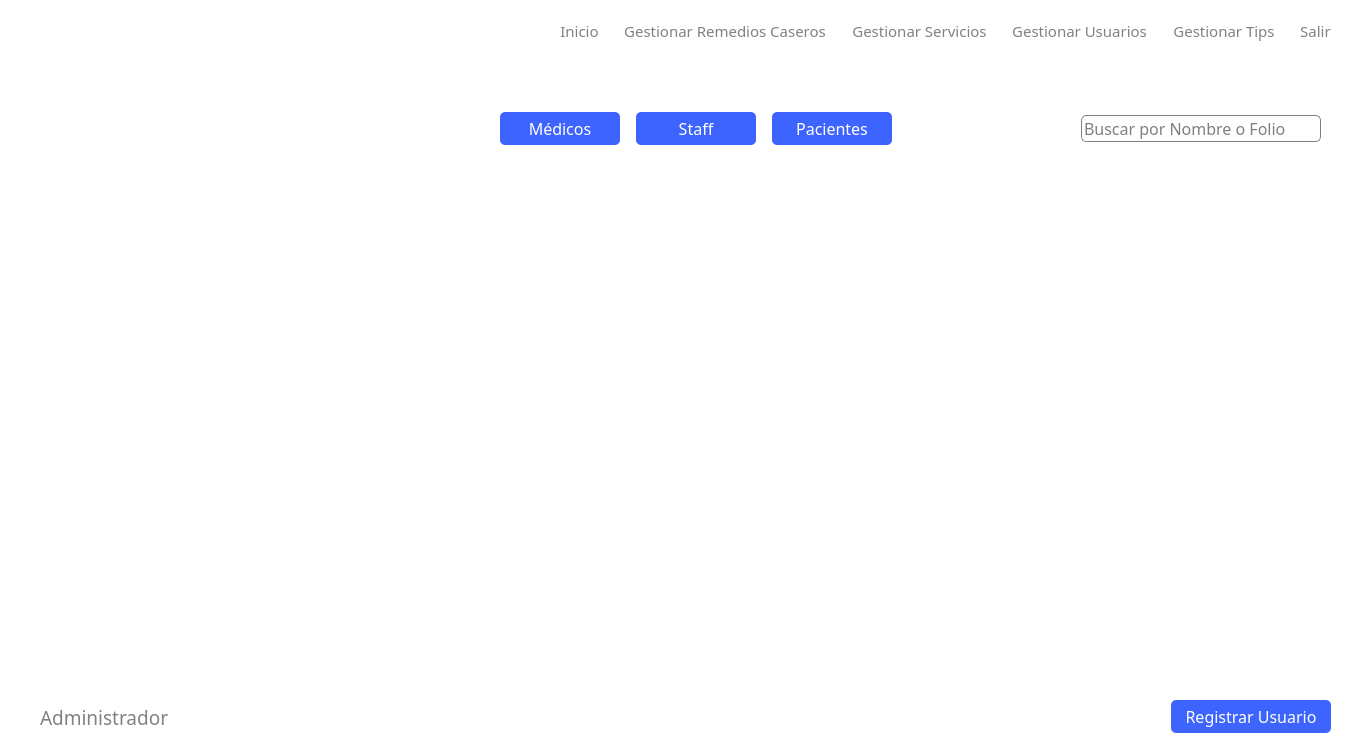
MrDanielG/Hospital-SCRUM, file hospital-Core/Widgets/Administrador/administador_gestionar_usuarios.ui: the form before one commit.
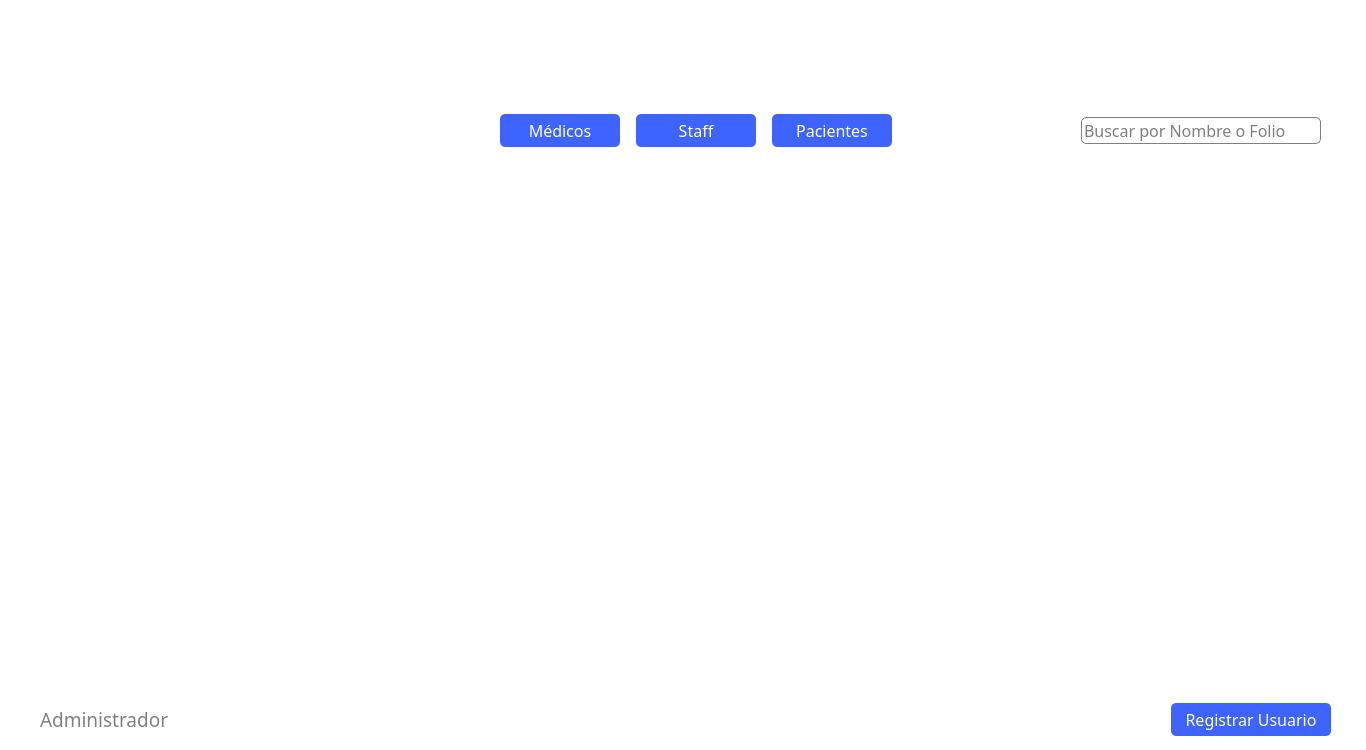
The form after the commit.

Commit message: Menus Alternos

Patch:
```diff
--- a/hospital-Core/Widgets/Administrador/administador_gestionar_usuarios.ui
+++ b/hospital-Core/Widgets/Administrador/administador_gestionar_usuarios.ui
@@ -29,264 +29,6 @@
     <string/>
    </property>
   </widget>
-  <widget class="QWidget" name="layoutWidget">
-   <property name="geometry">
-    <rect>
-     <x>560</x>
-     <y>20</y>
-     <width>771</width>
-     <height>23</height>
-    </rect>
-   </property>
-   <layout class="QHBoxLayout" name="menu_layout">
-    <item>
-     <widget class="QPushButton" name="btn_inicio">
-      <property name="font">
-       <font>
-        <family>Montserrat</family>
-        <pointsize>11</pointsize>
-        <weight>50</weight>
-        <bold>false</bold>
-       </font>
-      </property>
-      <property name="cursor">
-       <cursorShape>PointingHandCursor</cursorShape>
-      </property>
-      <property name="styleSheet">
-       <string notr="true">*{
-	border: none;
-	background: none;
-	color: #818181;
-}
-
-:hover {
-	color: black;
-}
-
-</string>
-      </property>
-      <property name="text">
-       <string>Inicio</string>
-      </property>
-     </widget>
-    </item>
-    <item>
-     <spacer name="horizontalSpacer">
-      <property name="orientation">
-       <enum>Qt::Horizontal</enum>
-      </property>
-      <property name="sizeHint" stdset="0">
-       <size>
-        <width>40</width>
-        <height>20</height>
-       </size>
-      </property>
-     </spacer>
-    </item>
-    <item>
-     <widget class="QPushButton" name="btn_gestion_remedios">
-      <property name="font">
-       <font>
-        <family>Montserrat</family>
-        <pointsize>11</pointsize>
-        <weight>50</weight>
-        <bold>false</bold>
-       </font>
-      </property>
-      <property name="cursor">
-       <cursorShape>PointingHandCursor</cursorShape>
-      </property>
-      <property name="styleSheet">
-       <string notr="true">*{
-	border: none;
-	background: none;
-	color: #818181;
-}
-
-:hover {
-	color: black;
-}
-</string>
-      </property>
-      <property name="text">
-       <string>Gestionar Remedios Caseros</string>
-      </property>
-     </widget>
-    </item>
-    <item>
-     <spacer name="horizontalSpacer_2">
-      <property name="orientation">
-       <enum>Qt::Horizontal</enum>
-      </property>
-      <property name="sizeHint" stdset="0">
-       <size>
-        <width>40</width>
-        <height>20</height>
-       </size>
-      </property>
-     </spacer>
-    </item>
-    <item>
-     <widget class="QPushButton" name="btn_gestionar_servicios">
-      <property name="font">
-       <font>
-        <family>Montserrat</family>
-        <pointsize>11</pointsize>
-        <weight>50</weight>
-        <bold>false</bold>
-       </font>
-      </property>
-      <property name="cursor">
-       <cursorShape>PointingHandCursor</cursorShape>
-      </property>
-      <property name="styleSheet">
-       <string notr="true">*{
-	border: none;
-	background: none;
-	color: #818181;
-}
-
-:hover {
-	color: black;
-}
-</string>
-      </property>
-      <property name="text">
-       <string>Gestionar Servicios</string>
-      </property>
-     </widget>
-    </item>
-    <item>
-     <spacer name="horizontalSpacer_3">
-      <property name="orientation">
-       <enum>Qt::Horizontal</enum>
-      </property>
-      <property name="sizeHint" stdset="0">
-       <size>
-        <width>40</width>
-        <height>20</height>
-       </size>
-      </property>
-     </spacer>
-    </item>
-    <item>
-     <widget class="QPushButton" name="btn_gestionar_usuarios">
-      <property name="font">
-       <font>
-        <family>Montserrat</family>
-        <pointsize>11</pointsize>
-        <weight>50</weight>
-        <bold>false</bold>
-       </font>
-      </property>
-      <property name="cursor">
-       <cursorShape>PointingHandCursor</cursorShape>
-      </property>
-      <property name="styleSheet">
-       <string notr="true">*{
-	border: none;
-	background: none;
-	color: #818181;
-}
-
-:hover {
-	color: black;
-}
-</string>
-      </property>
-      <property name="text">
-       <string>Gestionar Usuarios</string>
-      </property>
-     </widget>
-    </item>
-    <item>
-     <spacer name="horizontalSpacer_4">
-      <property name="orientation">
-       <enum>Qt::Horizontal</enum>
-      </property>
-      <property name="sizeHint" stdset="0">
-       <size>
-        <width>40</width>
-        <height>20</height>
-       </size>
-      </property>
-     </spacer>
-    </item>
-    <item>
-     <widget class="QPushButton" name="btn_gestionar_tips">
-      <property name="font">
-       <font>
-        <family>Montserrat</family>
-        <pointsize>11</pointsize>
-        <weight>50</weight>
-        <bold>false</bold>
-       </font>
-      </property>
-      <property name="cursor">
-       <cursorShape>PointingHandCursor</cursorShape>
-      </property>
-      <property name="styleSheet">
-       <string notr="true">*{
-	border: none;
-	background: none;
-	color: #818181;
-}
-
-:hover {
-	color: black;
-}
-</string>
-      </property>
-      <property name="text">
-       <string>Gestionar Tips</string>
-      </property>
-     </widget>
-    </item>
-    <item>
-     <spacer name="horizontalSpacer_5">
-      <property name="orientation">
-       <enum>Qt::Horizontal</enum>
-      </property>
-      <property name="sizeHint" stdset="0">
-       <size>
-        <width>40</width>
-        <height>20</height>
-       </size>
-      </property>
-     </spacer>
-    </item>
-    <item>
-     <widget class="QPushButton" name="btn_salir">
-      <property name="font">
-       <font>
-        <family>Montserrat</family>
-        <pointsize>11</pointsize>
-        <weight>50</weight>
-        <bold>false</bold>
-       </font>
-      </property>
-      <property name="cursor">
-       <cursorShape>PointingHandCursor</cursorShape>
-      </property>
-      <property name="styleSheet">
-       <string notr="true">*{
-	border: none;
-	background: none;
-	color: #818181;
-}
-
-:hover {
-	color: black;
-}
-</string>
-      </property>
-      <property name="text">
-       <string>Salir</string>
-      </property>
-     </widget>
-    </item>
-   </layout>
-  </widget>
   <widget class="QScrollArea" name="scrollArea">
    <property name="geometry">
     <rect>
@@ -356,7 +98,7 @@
      <x>50</x>
      <y>110</y>
      <width>1271</width>
-     <height>38</height>
+     <height>41</height>
     </rect>
    </property>
    <layout class="QHBoxLayout" name="horizontalLayout_2">
@@ -582,7 +324,7 @@
      <x>40</x>
      <y>700</y>
      <width>1291</width>
-     <height>34</height>
+     <height>39</height>
     </rect>
    </property>
    <layout class="QHBoxLayout" name="horizontalLayout_3">
```
The commit also changes 8 other files.
